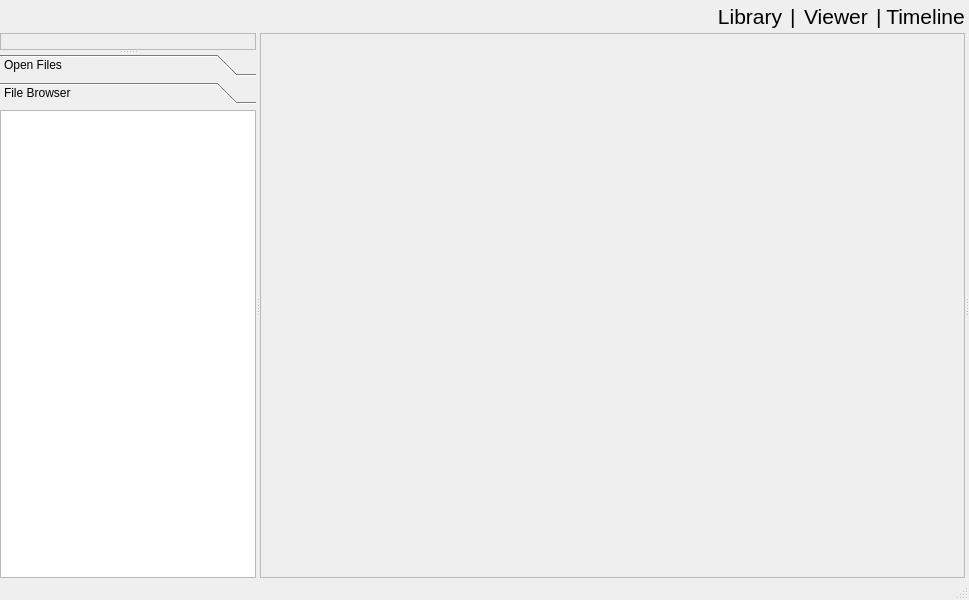
The window that gui/mainwindow.ui (ronpandolfi/Xi-cam) describes before a commit, drawn with Qt 5.
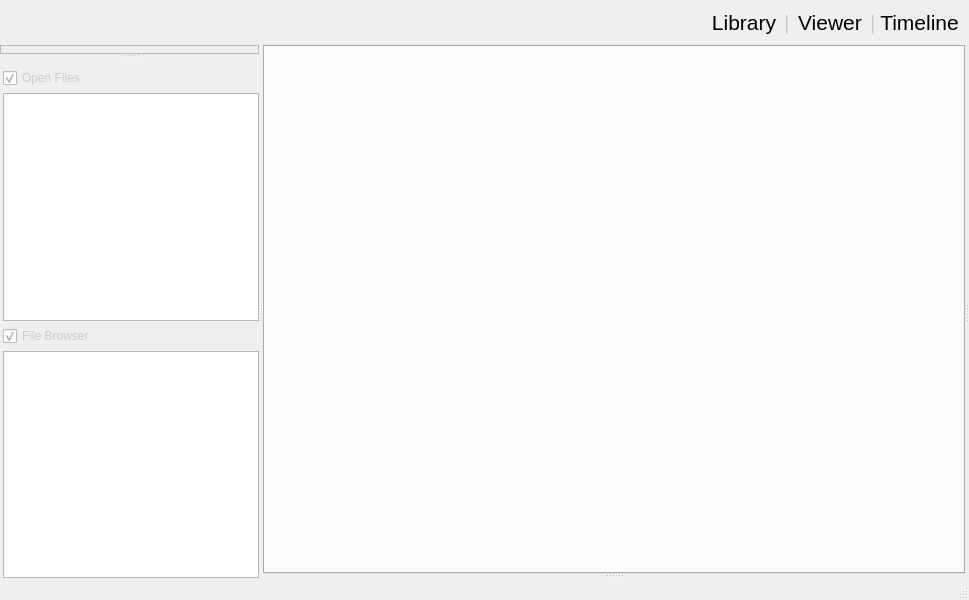
The same window after the commit. Icons and pictures are not drawn.

Commit message: Tree browser mini image view now works. Aspect ratio and origin coordinates lock on start.

```diff
--- a/gui/mainwindow.ui
+++ b/gui/mainwindow.ui
@@ -16,6 +16,205 @@
     <verstretch>0</verstretch>
    </sizepolicy>
   </property>
+     <property name="palette">
+         <palette>
+             <active>
+                 <colorrole role="WindowText">
+                     <brush brushstyle="SolidPattern">
+                         <color alpha="255">
+                             <red>205</red>
+                             <green>205</green>
+                             <blue>205</blue>
+                         </color>
+                     </brush>
+                 </colorrole>
+                 <colorrole role="Light">
+                     <brush brushstyle="SolidPattern">
+                         <color alpha="255">
+                             <red>172</red>
+                             <green>172</green>
+                             <blue>172</blue>
+                         </color>
+                     </brush>
+                 </colorrole>
+                 <colorrole role="Midlight">
+                     <brush brushstyle="SolidPattern">
+                         <color alpha="255">
+                             <red>214</red>
+                             <green>214</green>
+                             <blue>214</blue>
+                         </color>
+                     </brush>
+                 </colorrole>
+                 <colorrole role="Dark">
+                     <brush brushstyle="SolidPattern">
+                         <color alpha="255">
+                             <red>255</red>
+                             <green>255</green>
+                             <blue>255</blue>
+                         </color>
+                     </brush>
+                 </colorrole>
+                 <colorrole role="Mid">
+                     <brush brushstyle="SolidPattern">
+                         <color alpha="255">
+                             <red>232</red>
+                             <green>232</green>
+                             <blue>232</blue>
+                         </color>
+                     </brush>
+                 </colorrole>
+                 <colorrole role="Text">
+                     <brush brushstyle="SolidPattern">
+                         <color alpha="255">
+                             <red>220</red>
+                             <green>220</green>
+                             <blue>220</blue>
+                         </color>
+                     </brush>
+                 </colorrole>
+                 <colorrole role="ButtonText">
+                     <brush brushstyle="SolidPattern">
+                         <color alpha="255">
+                             <red>0</red>
+                             <green>0</green>
+                             <blue>0</blue>
+                         </color>
+                     </brush>
+                 </colorrole>
+             </active>
+             <inactive>
+                 <colorrole role="WindowText">
+                     <brush brushstyle="SolidPattern">
+                         <color alpha="255">
+                             <red>205</red>
+                             <green>205</green>
+                             <blue>205</blue>
+                         </color>
+                     </brush>
+                 </colorrole>
+                 <colorrole role="Light">
+                     <brush brushstyle="SolidPattern">
+                         <color alpha="255">
+                             <red>172</red>
+                             <green>172</green>
+                             <blue>172</blue>
+                         </color>
+                     </brush>
+                 </colorrole>
+                 <colorrole role="Midlight">
+                     <brush brushstyle="SolidPattern">
+                         <color alpha="255">
+                             <red>214</red>
+                             <green>214</green>
+                             <blue>214</blue>
+                         </color>
+                     </brush>
+                 </colorrole>
+                 <colorrole role="Dark">
+                     <brush brushstyle="SolidPattern">
+                         <color alpha="255">
+                             <red>255</red>
+                             <green>255</green>
+                             <blue>255</blue>
+                         </color>
+                     </brush>
+                 </colorrole>
+                 <colorrole role="Mid">
+                     <brush brushstyle="SolidPattern">
+                         <color alpha="255">
+                             <red>232</red>
+                             <green>232</green>
+                             <blue>232</blue>
+                         </color>
+                     </brush>
+                 </colorrole>
+                 <colorrole role="Text">
+                     <brush brushstyle="SolidPattern">
+                         <color alpha="255">
+                             <red>220</red>
+                             <green>220</green>
+                             <blue>220</blue>
+                         </color>
+                     </brush>
+                 </colorrole>
+                 <colorrole role="ButtonText">
+                     <brush brushstyle="SolidPattern">
+                         <color alpha="255">
+                             <red>0</red>
+                             <green>0</green>
+                             <blue>0</blue>
+                         </color>
+                     </brush>
+                 </colorrole>
+             </inactive>
+             <disabled>
+                 <colorrole role="WindowText">
+                     <brush brushstyle="SolidPattern">
+                         <color alpha="255">
+                             <red>255</red>
+                             <green>255</green>
+                             <blue>255</blue>
+                         </color>
+                     </brush>
+                 </colorrole>
+                 <colorrole role="Light">
+                     <brush brushstyle="SolidPattern">
+                         <color alpha="255">
+                             <red>172</red>
+                             <green>172</green>
+                             <blue>172</blue>
+                         </color>
+                     </brush>
+                 </colorrole>
+                 <colorrole role="Midlight">
+                     <brush brushstyle="SolidPattern">
+                         <color alpha="255">
+                             <red>214</red>
+                             <green>214</green>
+                             <blue>214</blue>
+                         </color>
+                     </brush>
+                 </colorrole>
+                 <colorrole role="Dark">
+                     <brush brushstyle="SolidPattern">
+                         <color alpha="255">
+                             <red>255</red>
+                             <green>255</green>
+                             <blue>255</blue>
+                         </color>
+                     </brush>
+                 </colorrole>
+                 <colorrole role="Mid">
+                     <brush brushstyle="SolidPattern">
+                         <color alpha="255">
+                             <red>232</red>
+                             <green>232</green>
+                             <blue>232</blue>
+                         </color>
+                     </brush>
+                 </colorrole>
+                 <colorrole role="Text">
+                     <brush brushstyle="SolidPattern">
+                         <color alpha="255">
+                             <red>255</red>
+                             <green>255</green>
+                             <blue>255</blue>
+                         </color>
+                     </brush>
+                 </colorrole>
+                 <colorrole role="ButtonText">
+                     <brush brushstyle="SolidPattern">
+                         <color alpha="255">
+                             <red>255</red>
+                             <green>255</green>
+                             <blue>255</blue>
+                         </color>
+                     </brush>
+                 </colorrole>
+             </disabled>
+         </palette>
+     </property>
   <property name="windowTitle">
    <string>HiSSAXS</string>
   </property>
@@ -29,7 +228,7 @@
      <verstretch>0</verstretch>
     </sizepolicy>
    </property>
-      <layout class="QVBoxLayout" name="verticalLayout_2">
+      <layout class="QVBoxLayout" name="verticalLayout_4">
     <property name="spacing">
      <number>0</number>
     </property>
@@ -46,7 +245,21 @@
      <number>0</number>
     </property>
     <item>
-        <layout class="QHBoxLayout" name="horizontalLayout">
+        <layout class="QVBoxLayout" name="verticalLayout_3">
+            <item>
+                <layout class="QHBoxLayout" name="modemenu">
+                    <property name="leftMargin">
+                        <number>6</number>
+        </property>
+                    <property name="topMargin">
+                        <number>6</number>
+        </property>
+                    <property name="rightMargin">
+                        <number>6</number>
+        </property>
+                    <property name="bottomMargin">
+                        <number>6</number>
+        </property>
             <item>
                 <spacer name="horizontalSpacer">
                     <property name="orientation">
@@ -64,7 +277,7 @@
                 </spacer>
             </item>
             <item>
-                <widget class="QPushButton" name="pushButton_3">
+                        <widget class="QPushButton" name="librarybutton">
                     <property name="font">
                         <font>
                             <pointsize>16</pointsize>
@@ -79,7 +292,7 @@
                 </widget>
             </item>
             <item>
-                <widget class="QLabel" name="label">
+                        <widget class="QLabel" name="separator">
                     <property name="font">
                         <font>
                             <pointsize>16</pointsize>
@@ -91,7 +304,7 @@
                 </widget>
             </item>
             <item>
-                <widget class="QPushButton" name="pushButton_2">
+                        <widget class="QPushButton" name="viewerbutton">
                     <property name="font">
                         <font>
                             <pointsize>16</pointsize>
@@ -106,7 +319,7 @@
                 </widget>
             </item>
             <item>
-                <widget class="QLabel" name="label_2">
+                        <widget class="QLabel" name="separator_2">
                     <property name="font">
                         <font>
                             <pointsize>16</pointsize>
@@ -145,10 +358,16 @@
                   <property name="orientation">
                       <enum>Qt::Horizontal</enum>
                   </property>
+                    <property name="handleWidth">
+                        <number>4</number>
+                    </property>
                   <widget class="QSplitter" name="splitter_2">
                       <property name="orientation">
                           <enum>Qt::Vertical</enum>
                       </property>
+                        <property name="handleWidth">
+                            <number>4</number>
+         </property>
                       <widget class="QFrame" name="frame">
                           <property name="sizePolicy">
                               <sizepolicy hsizetype="Preferred" vsizetype="Preferred">
@@ -189,45 +408,31 @@
                               </item>
                           </layout>
                       </widget>
-                      <widget class="QToolBox" name="toolBox">
-                          <property name="currentIndex">
-                              <number>1</number>
-                          </property>
-                          <widget class="QWidget" name="page_3">
-                              <property name="geometry">
-                                  <rect>
-                                      <x>0</x>
-                                      <y>0</y>
-                                      <width>256</width>
-                                      <height>415</height>
-                                  </rect>
-                              </property>
-                              <property name="inputMethodHints">
-                                  <set>Qt::ImhNone</set>
-                              </property>
-                              <attribute name="label">
+                        <widget class="QWidget" name="verticalLayoutWidget_3">
+                            <layout class="QVBoxLayout" name="verticalLayout_2">
+                                <property name="spacing">
+                                    <number>5</number>
+                                </property>
+                                <property name="leftMargin">
+                                    <number>3</number>
+                                </property>
+                                <property name="topMargin">
+                                    <number>10</number>
+                                </property>
+                                <item>
+                                    <widget class="QCheckBox" name="openfilescheck">
+                                        <property name="text">
                                   <string>Open Files</string>
-                              </attribute>
-                              <layout class="QVBoxLayout" name="verticalLayout_4">
-                                  <property name="spacing">
-                                      <number>0</number>
-          </property>
-                                  <property name="leftMargin">
-                                      <number>0</number>
-                                  </property>
-                                  <property name="topMargin">
-                                      <number>0</number>
-                                  </property>
-                                  <property name="rightMargin">
-                                      <number>0</number>
-                                  </property>
-                                  <property name="bottomMargin">
-                                      <number>0</number>
-                                  </property>
+                                        </property>
+                                        <property name="checked">
+                                            <bool>true</bool>
+                                        </property>
+                                    </widget>
+                                </item>
                                   <item>
                                       <widget class="QListView" name="openfileslist">
                                           <property name="sizePolicy">
-                                              <sizepolicy hsizetype="Preferred" vsizetype="Preferred">
+                                            <sizepolicy hsizetype="Preferred" vsizetype="Expanding">
                                                   <horstretch>0</horstretch>
                                                   <verstretch>0</verstretch>
                                               </sizepolicy>
@@ -240,40 +445,23 @@
                                           </property>
                                       </widget>
                                   </item>
-                              </layout>
-                          </widget>
-                          <widget class="QWidget" name="page_4">
-                              <property name="geometry">
-                                  <rect>
-                                      <x>0</x>
-                                      <y>0</y>
-                                      <width>256</width>
-                                      <height>415</height>
-                                  </rect>
-                              </property>
-                              <attribute name="label">
+                                <item>
+                                    <widget class="QCheckBox" name="filebrowsercheck">
+                                        <property name="text">
                                   <string>File Browser</string>
-                              </attribute>
-                              <layout class="QVBoxLayout" name="verticalLayout_3">
-                                  <property name="spacing">
-                                      <number>0</number>
-                                  </property>
-                                  <property name="leftMargin">
-                                      <number>0</number>
-                                  </property>
-                                  <property name="topMargin">
-                                      <number>0</number>
-                                  </property>
-                                  <property name="rightMargin">
-                                      <number>0</number>
-                                  </property>
-                                  <property name="bottomMargin">
-                                      <number>0</number>
-                                  </property>
+                                        </property>
+                                        <property name="checked">
+                                            <bool>true</bool>
+                                        </property>
+                                    </widget>
+                                </item>
                                   <item>
                                       <widget class="QTreeView" name="treebrowser">
+                                        <property name="enabled">
+                                            <bool>true</bool>
+                                        </property>
                                           <property name="sizePolicy">
-                                              <sizepolicy hsizetype="Preferred" vsizetype="Preferred">
+                                            <sizepolicy hsizetype="Preferred" vsizetype="Expanding">
                                                   <horstretch>0</horstretch>
                                                   <verstretch>0</verstretch>
                                               </sizepolicy>
@@ -292,11 +480,26 @@
                                           </property>
                                       </widget>
                                   </item>
+                                <item>
+                                    <spacer name="verticalSpacer">
+                                        <property name="orientation">
+                                            <enum>Qt::Vertical</enum>
+                                        </property>
+                                        <property name="sizeType">
+                                            <enum>QSizePolicy::Preferred</enum>
+                                        </property>
+                                        <property name="sizeHint" stdset="0">
+                                            <size>
+                                                <width>0</width>
+                                                <height>0</height>
+                                            </size>
+                                        </property>
+                                    </spacer>
+                                </item>
                               </layout>
                           </widget>
                       </widget>
-      </widget>
-                  <widget class="QStackedWidget" name="stackedWidget">
+                    <widget class="QStackedWidget" name="viewmode">
                       <property name="sizePolicy">
                           <sizepolicy hsizetype="Expanding" vsizetype="Expanding">
                               <horstretch>6</horstretch>
@@ -340,6 +543,9 @@
                  <property name="orientation">
                      <enum>Qt::Vertical</enum>
            </property>
+                                        <property name="handleWidth">
+                                            <number>4</number>
+                                        </property>
                  <widget class="QWidget" name="verticalLayoutWidget_2">
                      <layout class="QVBoxLayout" name="diffbox">
                          <property name="spacing">
@@ -403,8 +609,8 @@
                          <rect>
                              <x>0</x>
                              <y>0</y>
-                             <width>695</width>
-                             <height>540</height>
+                                                    <width>687</width>
+                                                    <height>518</height>
                          </rect>
                      </property>
                  </widget>
@@ -419,6 +625,8 @@
               </widget>
           </item>
       </layout>
+    </item>
+      </layout>
   </widget>
      <widget class="QStatusBar" name="statusbar"/>
   <action name="actionBeamProperties">
```
Left out of the diff: 26 changed lines with no effect on the pictures. Lines whose indentation alone changed are shown as unchanged.
